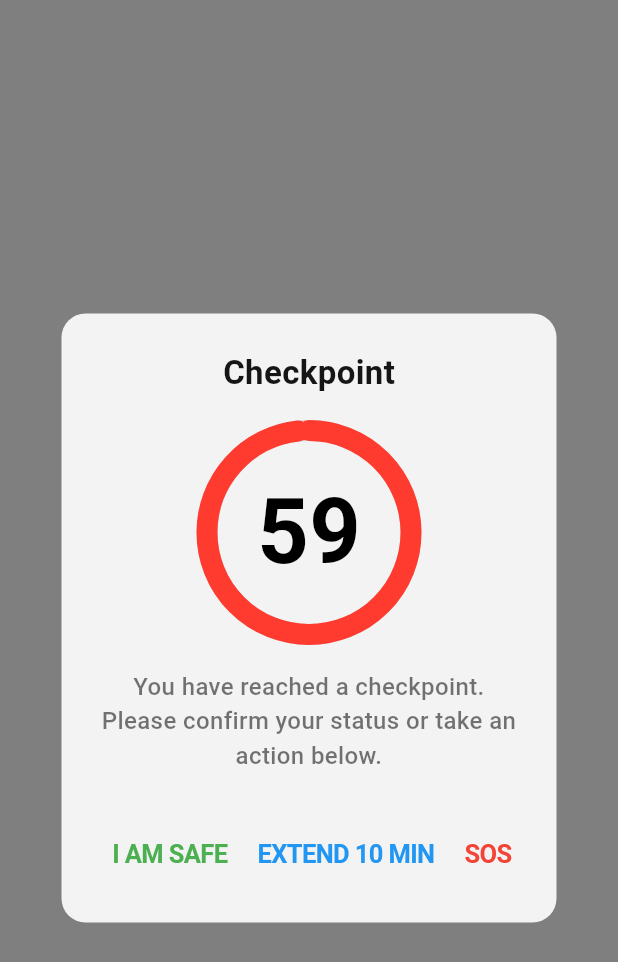
After one commit to Nitishroy-7033/Project-Shakti, a Flutter app: the TripTimeOutPopup screen opened by its route, on a phone screen of 412 x 824 dp. The commit adds this screen. Shown: the top 962 px of the screen. Run offline on Flutter 3.47's test engine with Material 3 defaults, Android fonts, the phone set to English and light mode, and no system bars; our stand-ins replace dio, equatable, flutter_bloc, flutter_contacts, flutter_rating_bar, geocoding and 4 more; accounts and stored records are empty; network calls fail; Roboto replaces fonts that are missing (Poppins).

Commit message:
#52 updated popup

```diff
--- a/lib/core/routes/routes.dart
+++ b/lib/core/routes/routes.dart
@@ -1,4 +1,5 @@
 import 'package:flutter/material.dart';
+import 'package:project_shakti/core/widgets/trip_timeout_widget/trip_timeout_popup.dart';
 import 'package:project_shakti/features/add_friend/views/add_friend_screen.dart';
 import 'package:project_shakti/features/bottom_nav/views/custom_bottom_nav.dart';
 import 'package:project_shakti/features/edit_friend/views/edit_friend_screen.dart';
@@ -35,6 +36,7 @@ class AppRoutes {
   static const String startTrip = '/startTrip';
   static const String endTrip = '/endTrip';
   static const String liveTrip='/liveTrip';
+  static const String tripTimeOutPopup='/tripTimeOutPopup';
 
   static Map<String, WidgetBuilder> getRoutes() {
     return {
@@ -57,6 +59,7 @@ class AppRoutes {
       startTrip: (context) => const TripMapScreen(),
       endTrip: (context) => const EndTripScreen(),
       liveTrip: (context) => const LiveTripScreen(),
+      tripTimeOutPopup: (context) => const TripTimeOutPopup(),
     };
   }
 }
--- /dev/null
+++ b/lib/core/widgets/trip_timeout_widget/trip_timeout_popup.dart
@@ -0,0 +1,160 @@
+import 'dart:async';
+import 'package:flutter/cupertino.dart';
+import 'package:project_shakti/core/theme/app_text_styles.dart';
+import 'circle_progress_painter.dart';
+import 'package:flutter/material.dart';
+
+class TripTimeOutPopup extends StatefulWidget {
+  const TripTimeOutPopup({super.key});
+
+  @override
+  // ignore: library_private_types_in_public_api
+  _TripTimeOutPopupState createState() => _TripTimeOutPopupState();
+}
+
+class _TripTimeOutPopupState extends State<TripTimeOutPopup> {
+  int _counter = 60;
+  final int _total = 60;
+  Timer? _timer;
+
+  @override
+  void initState() {
+    super.initState();
+    _startTimer();
+  }
+
+  void _startTimer() {
+    _timer?.cancel();
+    _timer = Timer.periodic(Duration(seconds: 1), (timer) {
+      if (!mounted) {
+        timer.cancel();
+        return;
+      }
+
+      if (_counter > 0) {
+        setState(() {
+          _counter--;
+        });
+      } else {
+        timer.cancel();
+        if (mounted) {
+          Navigator.of(context).pop(); // Auto-close
+        }
+      }
+    });
+  }
+
+  @override
+  void dispose() {
+    _timer?.cancel();
+    super.dispose();
+  }
+
+  void _onSafe() {
+    Navigator.of(context).pop();
+  }
+
+  void _onExtend() {
+    setState(() {
+      _counter += 10;
+      if (_counter > _total) _counter = _total;
+    });
+  }
+
+  void _onSOS() {
+    Navigator.of(context).pop();
+  }
+
+  @override
+  Widget build(BuildContext context) {
+    double progress = (_counter / _total).clamp(0.0, 1.0);
+
+    return Container(
+      color: Colors.black.withOpacity(0.5),
+      child: Center(
+        child: Material(
+          color: Colors.transparent,
+          child: Container(
+            width: 330, // 💡 Set your desired width here
+            padding: EdgeInsets.all(24),
+            decoration: BoxDecoration(
+              color: Colors.white.withValues(alpha: 0.9),
+              borderRadius: BorderRadius.circular(16),
+            ),
+            child: Column(
+              mainAxisSize: MainAxisSize.min,
+              children: [
+                Text(
+                  "Checkpoint",
+                  style: TextStyle(fontWeight: FontWeight.bold, fontSize: 22),
+                ),
+                SizedBox(height: 16),
+                TweenAnimationBuilder<double>(
+                  tween: Tween<double>(begin: 1.0, end: progress),
+                  duration: Duration(milliseconds: 500),
+                  builder: (context, value, child) {
+                    return CustomPaint(
+                      painter: CircleProgressPainter(value),
+                      child: Container(
+                        width: 150,
+                        height: 150,
+                        alignment: Alignment.center,
+                        child: Text(
+                          '$_counter',
+                          style: TextStyle(
+                            fontSize: 60,
+                            fontWeight: FontWeight.bold,
+                            color: CupertinoColors.black,
+                          ),
+                        ),
+                      ),
+                    );
+                  },
+                ),
+                SizedBox(height: 16),
+                Text(
+                  "You have reached a checkpoint. Please confirm your status or take an action below.",
+                  textAlign: TextAlign.center,
+                  style: TextStyle(
+                    fontSize: 16,
+                    color: Colors.black54,
+                  ),
+                ),
+                SizedBox(height: 32),
+                Row(
+                  mainAxisAlignment: MainAxisAlignment.spaceEvenly,
+                  children: [
+                    CupertinoButton(
+                      padding: EdgeInsets.symmetric(horizontal: 10),
+                      onPressed: _onSafe,
+                      child: Text(
+                        "I AM SAFE",
+                        style: TextStyle(color: Colors.green, fontWeight: FontWeight.bold),
+                      ),
+                    ),
+                    CupertinoButton(
+                      padding: EdgeInsets.symmetric(horizontal: 10),
+                      onPressed: _onExtend,
+                      child: Text(
+                        "EXTEND 10 MIN",
+                        style: TextStyle(color: Colors.blue, fontWeight: FontWeight.bold,),
+                      ),
+                    ),
+                    CupertinoButton(
+                      padding: EdgeInsets.symmetric(horizontal: 10),
+                      onPressed: _onSOS,
+                      child: Text(
+                        "SOS",
+                        style: TextStyle(color: Colors.red, fontWeight: FontWeight.bold),
+                      ),
+                    ),
+                  ],
+                ),
+              ],
+            ),
+          ),
+        ),
+      ),
+    );
+  }
+}
```
Also changed, not shown: lib/core/widgets/trip_timeout_widget/circle_progress_painter.dart (added, +41 -0 lines).
